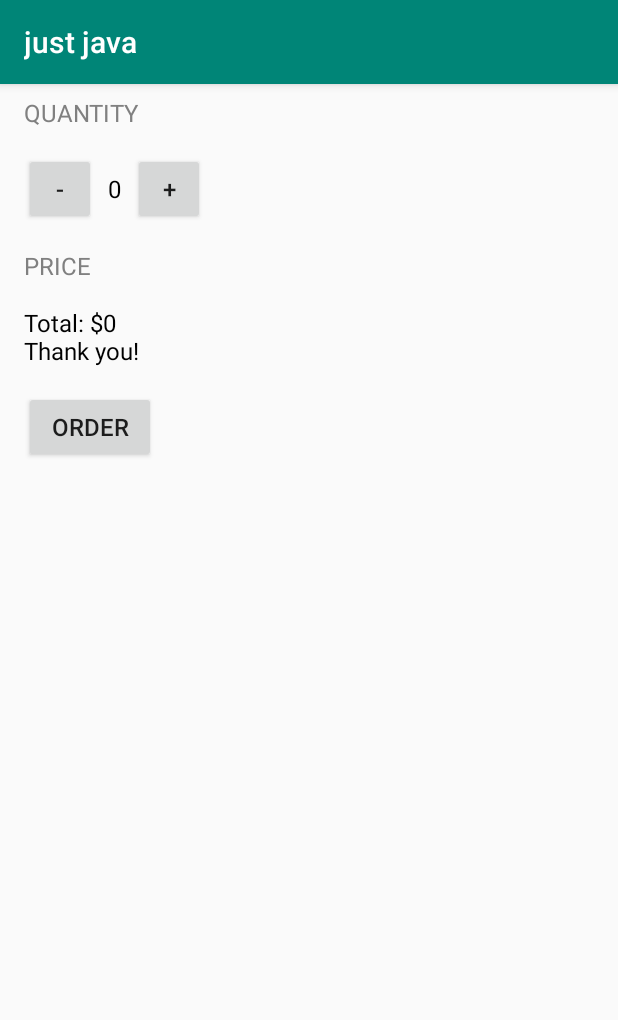
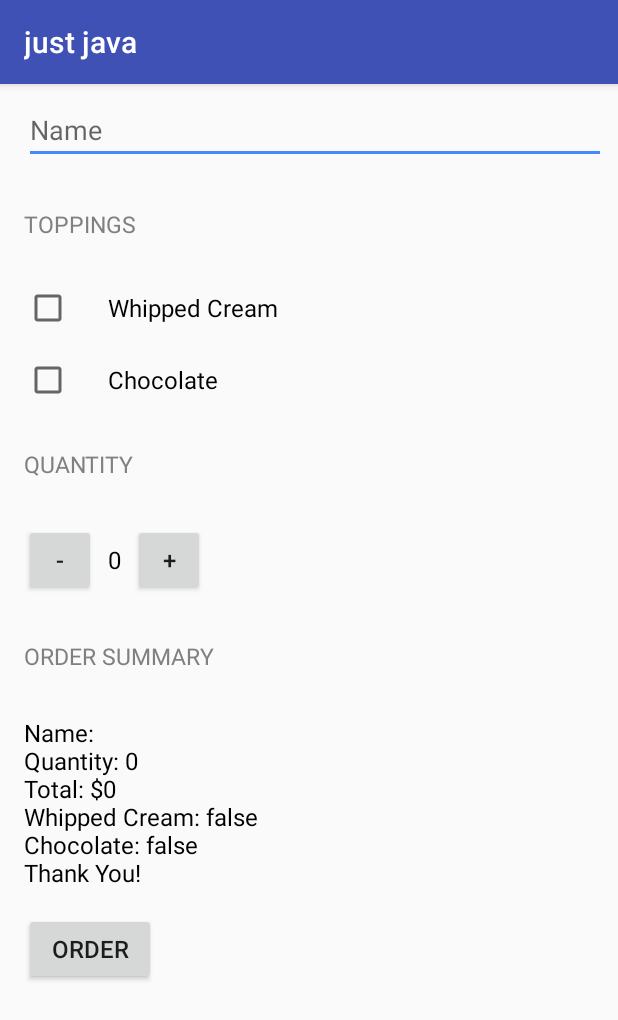
Before and after one commit to 23nobody/coffee-ordering-app-improved, an Android app: the screen it shows after launch (MainActivity), after a tap on "ORDER", on a phone screen of 412 x 824 dp. Shown: the top 1020 px of the screen. Run offline under Robolectric (Android 15) with nearby library versions, the phone set to English and light mode, and no system bars.

Commit message:
improved app with themes and intent.

```diff
--- a/justjava/app/src/main/java/com/example/shreyansh/justjava/MainActivity.java
+++ b/justjava/app/src/main/java/com/example/shreyansh/justjava/MainActivity.java
@@ -8,13 +8,16 @@ package com.example.shreyansh.justjava;
         **/
 
 
-
-
-
+import android.content.Intent;
+import android.net.Uri;
 import android.os.Bundle;
 import android.support.v7.app.AppCompatActivity;
 import android.view.View;
+import android.widget.CheckBox;
+import android.widget.EditText;
 import android.widget.TextView;
+import android.widget.Toast;
+
 import java.text.NumberFormat;
 /**
  * This app displays an order form to order coffee.
@@ -31,20 +34,66 @@ public class MainActivity extends AppCompatActivity {
      * This method is called when the order button is clicked.
      */
     public void submitOrder(View view) {
+        CheckBox whippedCream = (CheckBox) findViewById(R.id.whipped_cream_checkbox);
+        boolean WC= whippedCream.isChecked();
+        CheckBox chocolate = (CheckBox) findViewById(R.id.chocolate_checkbox);
+        boolean choc = chocolate.isChecked();
+        EditText name = (EditText) findViewById(R.id.name_input);
+        String person = name.getText().toString();
+        String priceMessage= creatOrderSummary(quantity,WC,choc, person);
+        composeEmail(priceMessage);
+               displayMessage(priceMessage);
 
-        String priceMessage= "Total: $" + (5*quantity) + "\n" + "Thank you!";
-                displayMessage(priceMessage);
+    }
+    public void composeEmail(String  priceMessage   ){
+        Intent intent = new Intent(Intent.ACTION_SENDTO);
+        intent.setData(Uri.parse("mailto:"));
+
+        intent.putExtra(Intent.EXTRA_TEXT,priceMessage);
+        intent.putExtra(Intent.EXTRA_SUBJECT, "Order this for me:\n");
+        if (intent.resolveActivity(getPackageManager()) != null) {
+            startActivity(intent);
+        }
     }
 
     public void increment(View view) {
+        if(quantity>=100) {
+            Toast toast = Toast.makeText(getApplicationContext(),"YOu cannot order more than 100", Toast.LENGTH_SHORT);
+            toast.show();
+            return;
+        }
          quantity++;
         display(quantity);
-        displayPrice(quantity*5);
+
     }
     public void decrement(View view) {
+
+        if(quantity<=0) {
+            Toast toast = Toast.makeText(getApplicationContext(),"YOu cannot order less than 0", Toast.LENGTH_SHORT);
+            toast.show();
+            return;
+        }
          quantity--;
         display(quantity);
-        displayPrice(quantity*5);
+
+    }
+    public int calprice(int quantity, int base)
+    {
+        int price = quantity*base;
+
+        return price;
+    }
+
+
+    private String creatOrderSummary(int quantity, boolean WC, boolean choc,String person){
+        int base =5;
+        if(WC)
+            base= base+1;
+        if(choc)
+            base+=2;
+        int price = calprice(quantity, base);
+
+        return "Name: " + person + "\nQuantity: " + quantity + "\nTotal: $" + price + "\nWhipped Cream: "+ WC+ "\nChocolate: "+ choc + "\nThank You!";
     }
     /**
      * This method displays the given quantity value on the screen.
@@ -57,14 +106,14 @@ public class MainActivity extends AppCompatActivity {
      * This method displays the given price on the screen.
      */
     private void displayPrice(int number) {
-        TextView priceTextView = (TextView) findViewById(R.id.price_text_view);
-        priceTextView.setText(NumberFormat.getCurrencyInstance().format(number));
+        TextView orderSummaryTextView = (TextView) findViewById(R.id.order_summary_text_view);
+        orderSummaryTextView.setText(NumberFormat.getCurrencyInstance().format(number));
     }
     /**
      * This method displays the given text on the screen.
      */
     private void displayMessage(String message) {
-        TextView priceTextView = (TextView) findViewById(R.id.price_text_view);
-        priceTextView.setText(message);
+        TextView orderSummaryTextView = (TextView) findViewById(R.id.order_summary_text_view);
+        orderSummaryTextView.setText(message);
     }
 }
--- a/justjava/app/src/main/res/layout/activity_main.xml
+++ b/justjava/app/src/main/res/layout/activity_main.xml
@@ -1,4 +1,7 @@
 <?xml version="1.0" encoding="utf-8"?>
+<ScrollView xmlns:android="http://schemas.android.com/apk/res/android"
+    android:layout_width="match_parent"
+    android:layout_height="wrap_content" >
 <LinearLayout xmlns:android="http://schemas.android.com/apk/res/android"
     android:layout_width="match_parent"
     android:layout_height="match_parent"
@@ -6,19 +9,56 @@
     android:orientation="vertical"
     android:paddingLeft="8dp">
 
+    <EditText
+        android:id="@+id/name_input"
+        android:layout_width="match_parent"
+        android:layout_height="wrap_content"
+        android:layout_margin="8dp"
+        android:hint="Name"
+        android:inputType="textPersonName"
+        />
+
     <TextView
+
+        android:layout_margin="8dp"
+        android:text="TOPPINGS"
+        android:textColor="#808080"
+
+        style="@style/HeaderTextStyle"/>
+
+
+        <CheckBox
+            android:id="@+id/whipped_cream_checkbox"
+            android:layout_width="wrap_content"
+            android:layout_height="wrap_content"
+            android:layout_margin="8dp"
+            android:paddingLeft="24dp"
+            android:text="Whipped Cream"
+            android:textSize="16sp"
+            />
+    <CheckBox
+        android:id="@+id/chocolate_checkbox"
         android:layout_width="wrap_content"
         android:layout_height="wrap_content"
         android:layout_margin="8dp"
+        android:paddingLeft="24dp"
+        android:text="Chocolate"
+        android:textSize="16sp"
+        />
+
+
+    <TextView
+
+        android:layout_margin="8dp"
         android:text="QUANTITY"
         android:textColor="#808080"
-        android:textSize="16sp" />
+        style="@style/HeaderTextStyle" />
 
     <LinearLayout
         android:layout_width="match_parent"
         android:layout_height="wrap_content"
-        android:orientation="horizontal"
-        android:gravity="left">
+        android:gravity="left"
+        android:orientation="horizontal">
 
 
         <Button
@@ -56,16 +96,15 @@
     </LinearLayout>
 
     <TextView
-        android:layout_width="wrap_content"
-        android:layout_height="wrap_content"
+
         android:layout_margin="8dp"
-        android:text="price"
-        android:textAllCaps="true"
+        android:text="order summary"
+
         android:textColor="#808080"
-        android:textSize="16sp" />
+        style="@style/HeaderTextStyle" />
 
     <TextView
-        android:id="@+id/price_text_view"
+        android:id="@+id/order_summary_text_view"
         android:layout_width="wrap_content"
         android:layout_height="wrap_content"
         android:layout_margin="8dp"
@@ -86,3 +125,4 @@
 
 
 </LinearLayout>
+</ScrollView>
--- a/justjava/app/src/main/res/values/styles.xml
+++ b/justjava/app/src/main/res/values/styles.xml
@@ -1,11 +1,20 @@
 <resources>
+
 
     <!-- Base application theme. -->
     <style name="AppTheme" parent="Theme.AppCompat.Light.DarkActionBar">
         <!-- Customize your theme here. -->
-        <item name="colorPrimary">@color/colorPrimary</item>
-        <item name="colorPrimaryDark">@color/colorPrimaryDark</item>
-        <item name="colorAccent">@color/colorAccent</item>
+        <item name="colorPrimary">#3F51B5</item>
+        <item name="colorPrimaryDark">#303F9F</item>
+        <item name="colorAccent">#448AFF</item>
+    </style>
+    <style name="HeaderTextStyle" >
+        <!-- Customize your theme here. -->
+        <item name="android:layout_width">wrap_content</item>
+        <item name="android:layout_height">48dp</item>
+        <item name="android:gravity">center_vertical</item>
+        <item name="android:textAllCaps">true</item>
+        <item name="android:textSize">15sp</item>
     </style>
 
 </resources>
```
